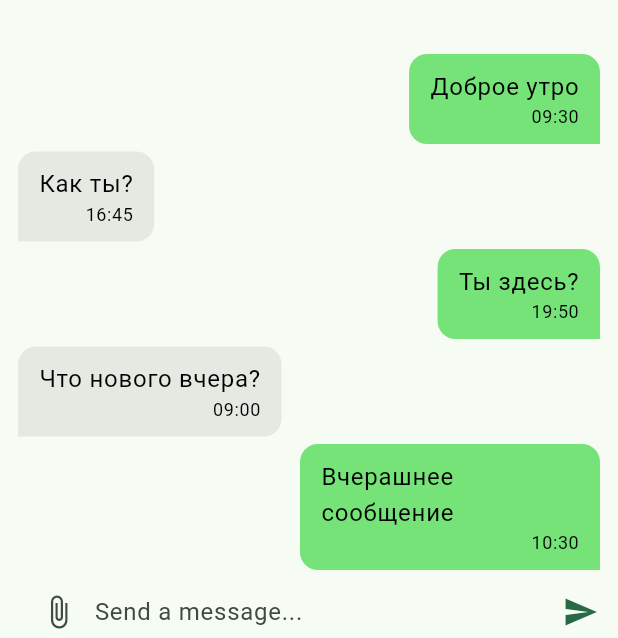
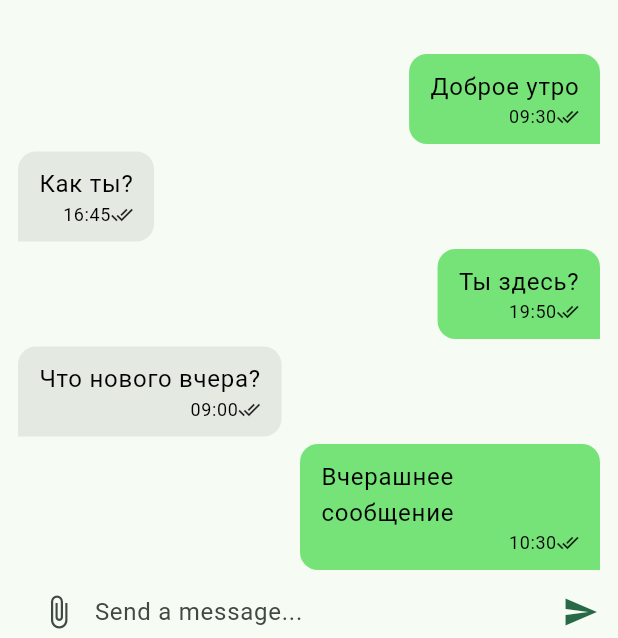
Before and after one commit to IsroilovA/messenger_test_task, a Flutter app: the screen it shows after launch, after a tap on "СА", on a phone screen of 412 x 824 dp. Shown: the part 516-1154 px from the top of the screen. Run offline on Flutter 3.47's test engine with Material 3 defaults, Android fonts, the phone set to English and light mode, and no system bars; our stand-ins replace bloc, equatable, flutter_bloc, get_it.

Commit message:
read status added

```diff
--- a/lib/chat_screen/widgets/message_buble.dart
+++ b/lib/chat_screen/widgets/message_buble.dart
@@ -76,15 +76,22 @@ class MessageBubble extends StatelessWidget {
                           ),
                       softWrap: true,
                     ),
-                    Align(
-                      alignment: Alignment.bottomRight,
-                      child: Text(
-                        dateFormatter.format(message.dateTime),
-                        style: Theme.of(context).textTheme.bodySmall!.copyWith(
-                              color: Colors.black,
-                            ),
-                        softWrap: true,
-                      ),
+                    Row(
+                      mainAxisAlignment: MainAxisAlignment.end,
+                      children: [
+                        Text(
+                          dateFormatter.format(message.dateTime),
+                          style:
+                              Theme.of(context).textTheme.bodySmall!.copyWith(
+                                    color: Colors.black,
+                                  ),
+                          softWrap: true,
+                        ),
+                        Icon(
+                          message.isRead ? Icons.done_all : Icons.done,
+                          size: 15,
+                        ),
+                      ],
                     ),
                   ],
                 ),
--- a/lib/data/models/message.dart
+++ b/lib/data/models/message.dart
@@ -9,6 +9,7 @@ class Message {
   final String senderUserId;
   final String receiverUserId;
   final String? filePath;
+  final bool isRead;
   Message({
     id,
     this.text,
@@ -16,5 +17,6 @@ class Message {
     required this.senderUserId,
     required this.receiverUserId,
     this.filePath,
+    this.isRead = true,
   }) : id = id ?? uuid.v4();
 }
```
